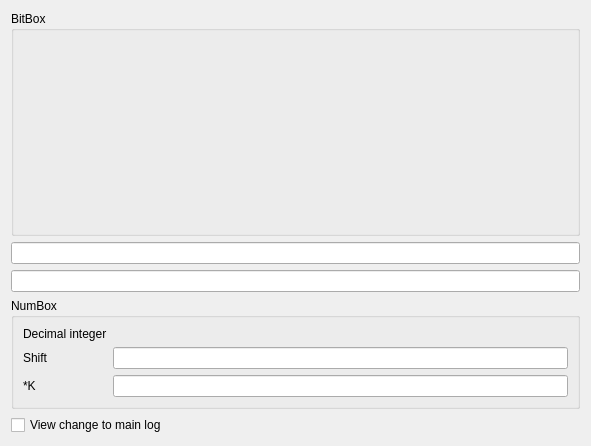
Before: the Qt Designer form masksettingsdialog.ui in nghtsnw/etrodiag, drawn with Qt 5.
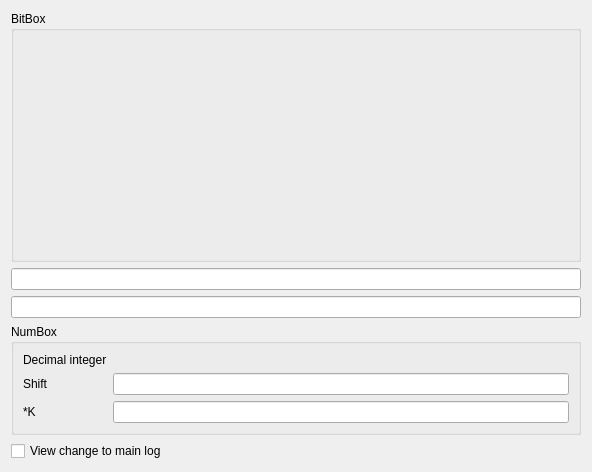
After: the same form once the commit is applied.

What changed in the file:
```diff
--- a/masksettingsdialog.ui
+++ b/masksettingsdialog.ui
@@ -6,12 +6,12 @@
    <rect>
     <x>0</x>
     <y>0</y>
-    <width>591</width>
-    <height>446</height>
+    <width>592</width>
+    <height>472</height>
    </rect>
   </property>
   <property name="sizePolicy">
-   <sizepolicy hsizetype="Maximum" vsizetype="Maximum">
+   <sizepolicy hsizetype="Preferred" vsizetype="Preferred">
     <horstretch>0</horstretch>
     <verstretch>0</verstretch>
    </sizepolicy>
@@ -23,7 +23,7 @@
    <item>
     <widget class="QGroupBox" name="dynamicMaskForm">
      <property name="sizePolicy">
-      <sizepolicy hsizetype="Expanding" vsizetype="Expanding">
+      <sizepolicy hsizetype="Preferred" vsizetype="Preferred">
        <horstretch>0</horstretch>
        <verstretch>0</verstretch>
       </sizepolicy>
@@ -31,14 +31,10 @@
      <property name="title">
       <string>BitBox</string>
      </property>
-     <layout class="QVBoxLayout" name="verticalLayout_2">
-      <item>
-       <layout class="QGridLayout" name="dynMaskForm">
-        <property name="topMargin">
-         <number>0</number>
-        </property>
-       </layout>
-      </item>
+     <layout class="QGridLayout" name="dynamicMaskFormLay">
+      <property name="sizeConstraint">
+       <enum>QLayout::SetDefaultConstraint</enum>
+      </property>
      </layout>
     </widget>
    </item>
@@ -50,6 +46,12 @@
    </item>
    <item>
     <widget class="QGroupBox" name="numberSettingsBox">
+     <property name="sizePolicy">
+      <sizepolicy hsizetype="Preferred" vsizetype="Fixed">
+       <horstretch>0</horstretch>
+       <verstretch>0</verstretch>
+      </sizepolicy>
+     </property>
      <property name="title">
       <string>NumBox</string>
      </property>
@@ -84,7 +86,7 @@
       <item row="1" column="1">
        <widget class="QLabel" name="decimalInt">
         <property name="text">
-         <string>&lt;waiting live data...&gt;</string>
+         <string>&lt;waiting new data...&gt;</string>
         </property>
        </widget>
       </item>
```
